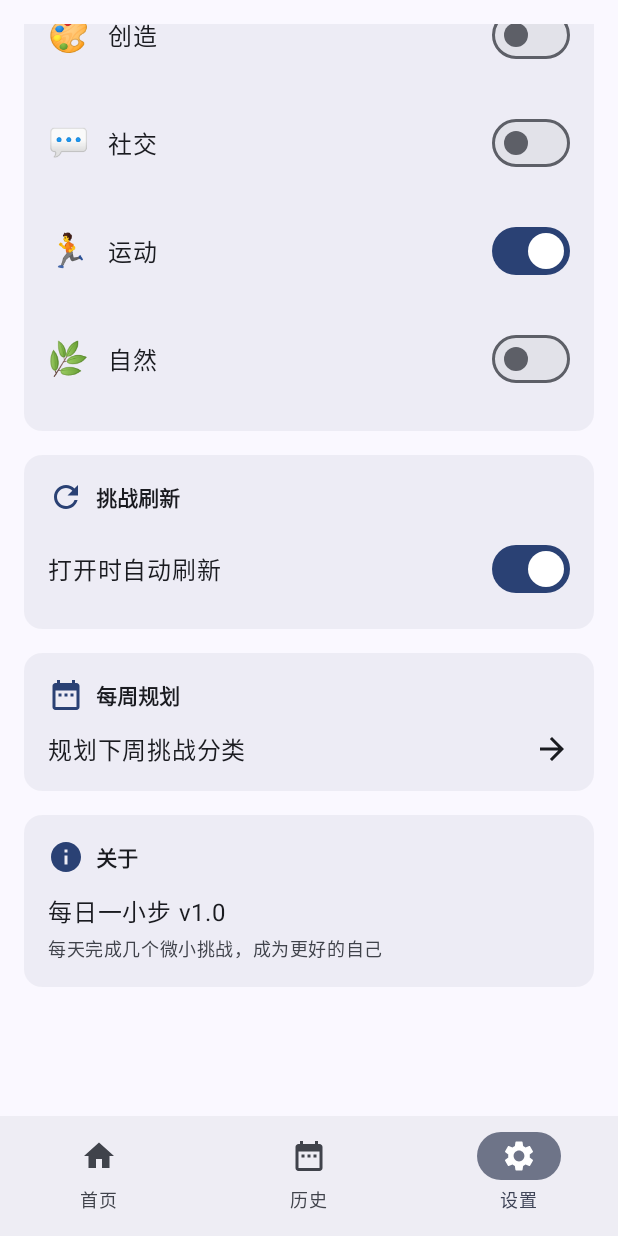
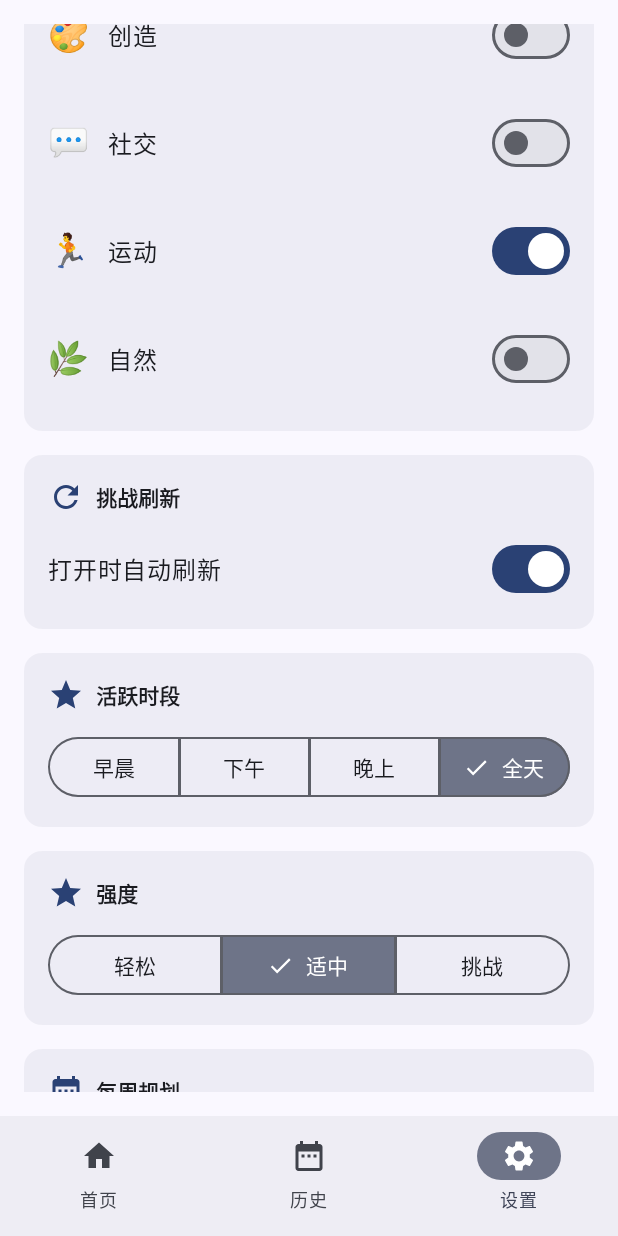
Before and after one commit to jaepeng/ModelTest, an Android app built with Jetpack Compose: the SettingsScreen screen opened through its navigation route, scrolled down 498 dp, on a phone screen of 412 x 824 dp. Run offline under Robolectric (Android 15) with nearby library versions, the light colour scheme and no system bars; our stand-ins replace Room's generated code; 1 statement that could not run was skipped.

Commit message:
feat: Onboarding/Settings 加活跃时段+强度选择器
- OnboardingScreen: 配置页加活跃时段 SegmentedButton(早晨/下午/晚上/全天)
- OnboardingScreen: 配置页加强度 SegmentedButton(轻松/适中/挑战)
- OnboardingScreen: 两个保存路径(开始使用/跳过)均写入新偏好
- SettingsScreen: 加活跃时段+强度两个 SettingsCard
- SettingsScreen: collectAsState 读取+scope.launch 写入
- PROJECT.md: 项目说明

```diff
--- a/app/src/main/java/com/example/modeltest/ui/settings/SettingsScreen.kt
+++ b/app/src/main/java/com/example/modeltest/ui/settings/SettingsScreen.kt
@@ -60,6 +60,8 @@ fun SettingsScreen(
     val dailyCount by repo.getDailyChallengeCount().collectAsState(initial = 5)
     val refreshMode by repo.getRefreshMode().collectAsState(initial = "auto")
     val defaultCategories by repo.getDefaultCategories().collectAsState(initial = listOf("health", "mindfulness", "learning", "fitness"))
+    val activePeriod by repo.getActivePeriod().collectAsState(initial = "allday")
+    val intensity by repo.getIntensity().collectAsState(initial = "moderate")
 
     val categories = listOf(
         Triple("health", "健康", "💧"),
@@ -172,6 +174,53 @@ fun SettingsScreen(
             }
         }
 
+        // Active Period
+        item {
+            SettingsCard(title = "活跃时段", icon = Icons.Default.Star) {
+                SingleChoiceSegmentedButtonRow(
+                    modifier = Modifier.fillMaxWidth()
+                ) {
+                    listOf(
+                        "morning" to "早晨",
+                        "afternoon" to "下午",
+                        "evening" to "晚上",
+                        "allday" to "全天"
+                    ).forEachIndexed { index, (key, label) ->
+                        SegmentedButton(
+                            selected = activePeriod == key,
+                            onClick = { scope.launch { repo.setActivePeriod(key) } },
+                            shape = SegmentedButtonDefaults.itemShape(index = index, count = 4)
+                        ) {
+                            Text(label)
+                        }
+                    }
+                }
+            }
+        }
+
+        // Intensity
+        item {
+            SettingsCard(title = "强度", icon = Icons.Default.Star) {
+                SingleChoiceSegmentedButtonRow(
+                    modifier = Modifier.fillMaxWidth()
+                ) {
+                    listOf(
+                        "light" to "轻松",
+                        "moderate" to "适中",
+                        "hard" to "挑战"
+                    ).forEachIndexed { index, (key, label) ->
+                        SegmentedButton(
+                            selected = intensity == key,
+                            onClick = { scope.launch { repo.setIntensity(key) } },
+                            shape = SegmentedButtonDefaults.itemShape(index = index, count = 3)
+                        ) {
+                            Text(label)
+                        }
+                    }
+                }
+            }
+        }
+
         // Weekly Plan
         item {
             SettingsCard(
```
Also changed, not shown: app/src/main/java/com/example/modeltest/ui/onboarding/OnboardingScreen.kt (+63 -0 lines), 1 other file.
